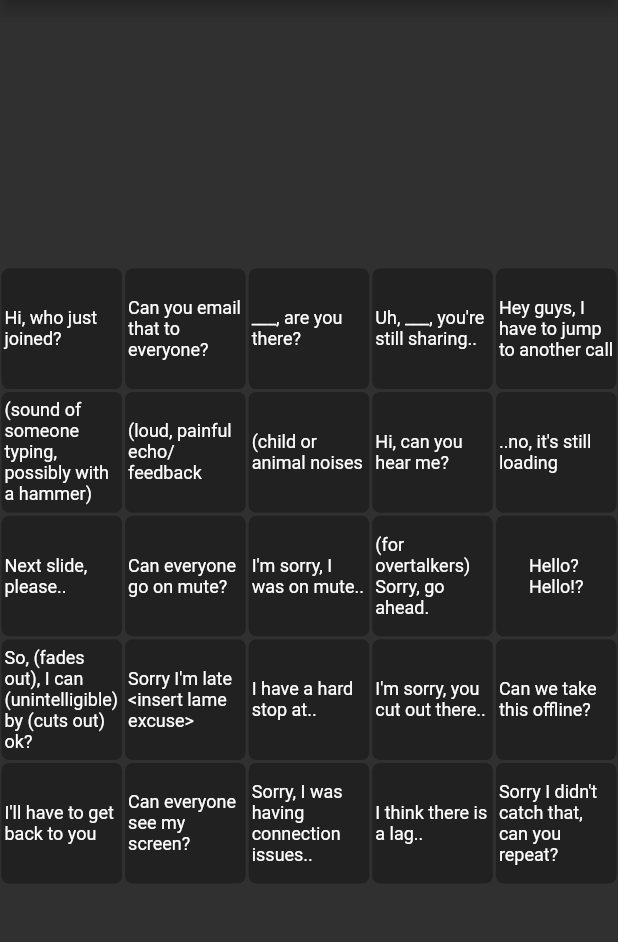
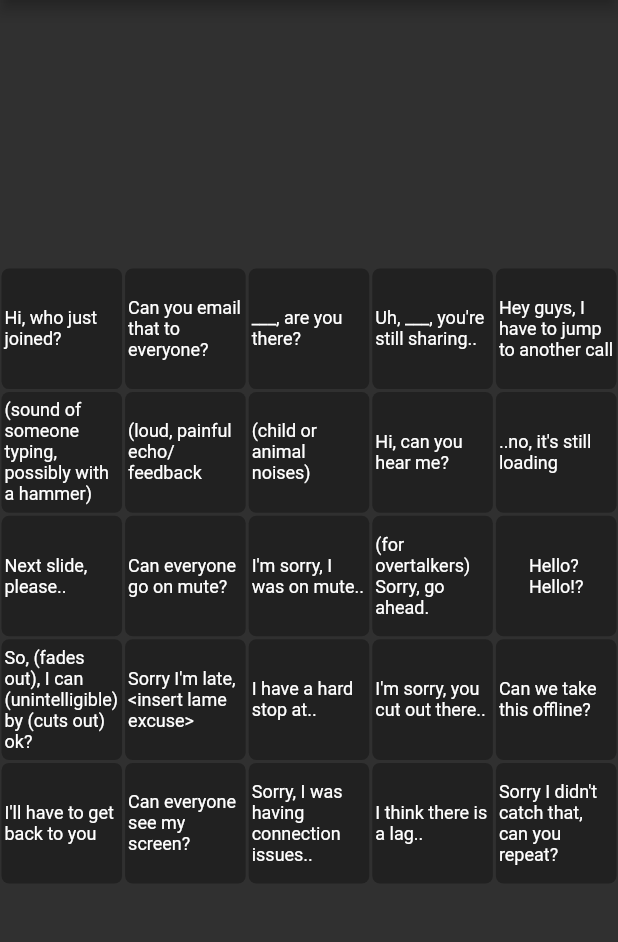
Before and after one commit to tplive/conference_call_bingo_flutter, a Flutter app: the screen it shows after launch, on a phone screen of 412 x 824 dp, the part 84-1026 px from its top. Run offline on Flutter 3.47's test engine with Material 2 defaults, Android fonts, the phone set to English and light mode, and no system bars.

```diff
--- a/lib/main.dart
+++ b/lib/main.dart
@@ -108,7 +108,7 @@ final List<String> cliches = [
   'Hey guys, I have to jump to another call',
   '(sound of someone typing, possibly with a hammer)',
   '(loud, painful echo/feedback',
-  '(child or animal noises',
+  '(child or animal noises)',
   'Hi, can you hear me?',
   '..no, it\'s still loading',
   'Next slide, please..',
@@ -117,7 +117,7 @@ final List<String> cliches = [
   '(for overtalkers)\nSorry, go ahead.',
   'Hello?\nHello!?',
   'So, (fades out), I can (unintelligible) by (cuts out) ok?',
-  'Sorry I\'m late <insert lame excuse>',
+  'Sorry I\'m late, <insert lame excuse>',
   'I have a hard stop at..',
   'I\'m sorry, you cut out there..',
   'Can we take this offline?',
```
